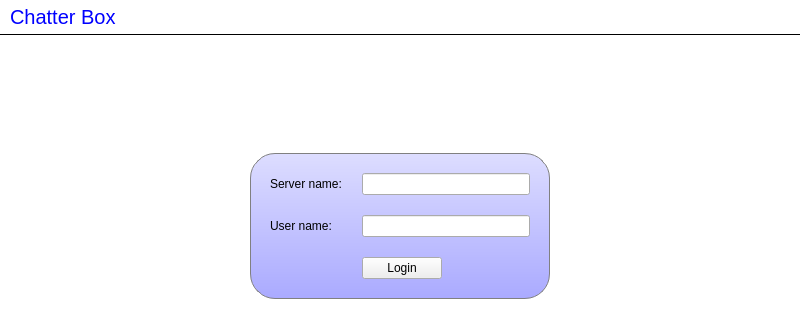
Above: client/MainWindow.ui from yulmianissa/SUAI before the change; both pictures show x 0 to 800 and y 0 to 320 of the 800 by 600 pixel window. Below: the same form after it.
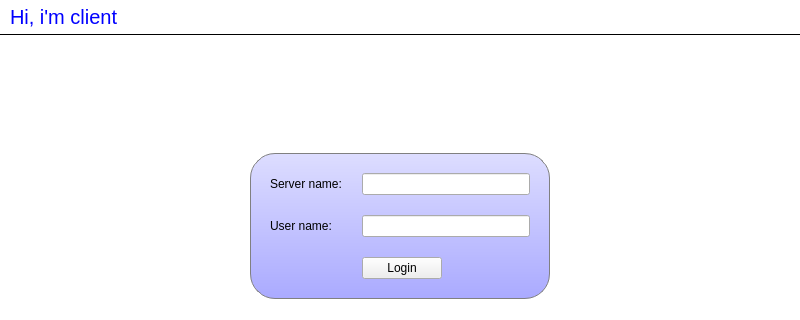
That is the form after the change.

```diff
--- a/client/MainWindow.ui
+++ b/client/MainWindow.ui
@@ -61,7 +61,7 @@
        </sizepolicy>
       </property>
       <property name="text">
-       <string>Chatter Box</string>
+       <string>Hi, i'm client</string>
       </property>
      </widget>
     </item>
```
